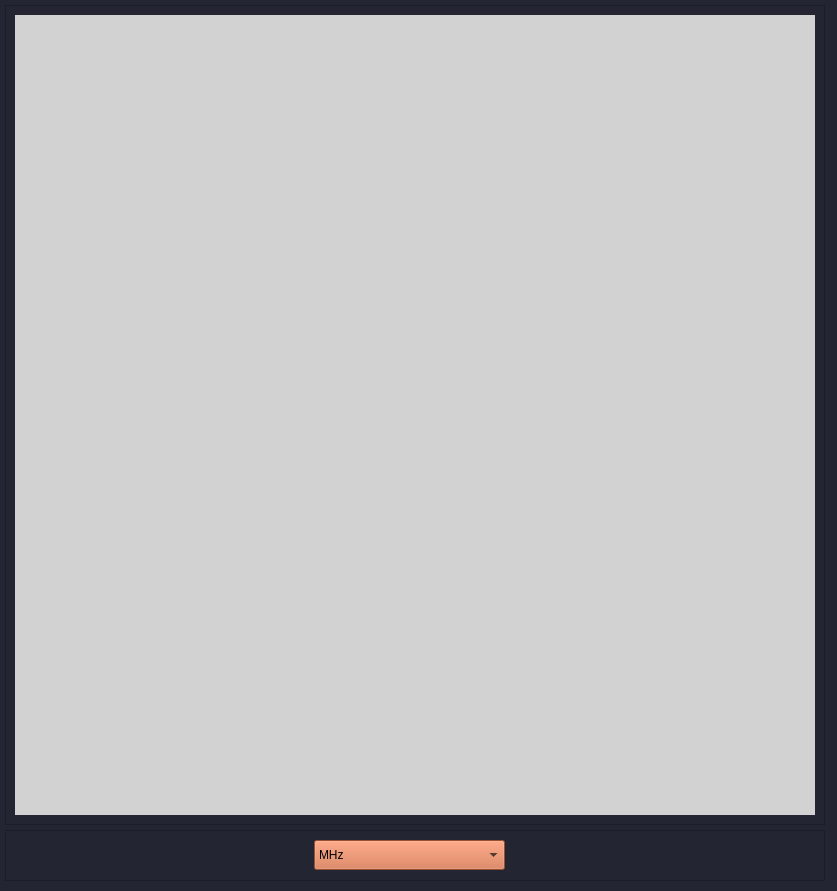
Azas1K/pokazuha, file qt/perehvat.ui: the form before one commit.
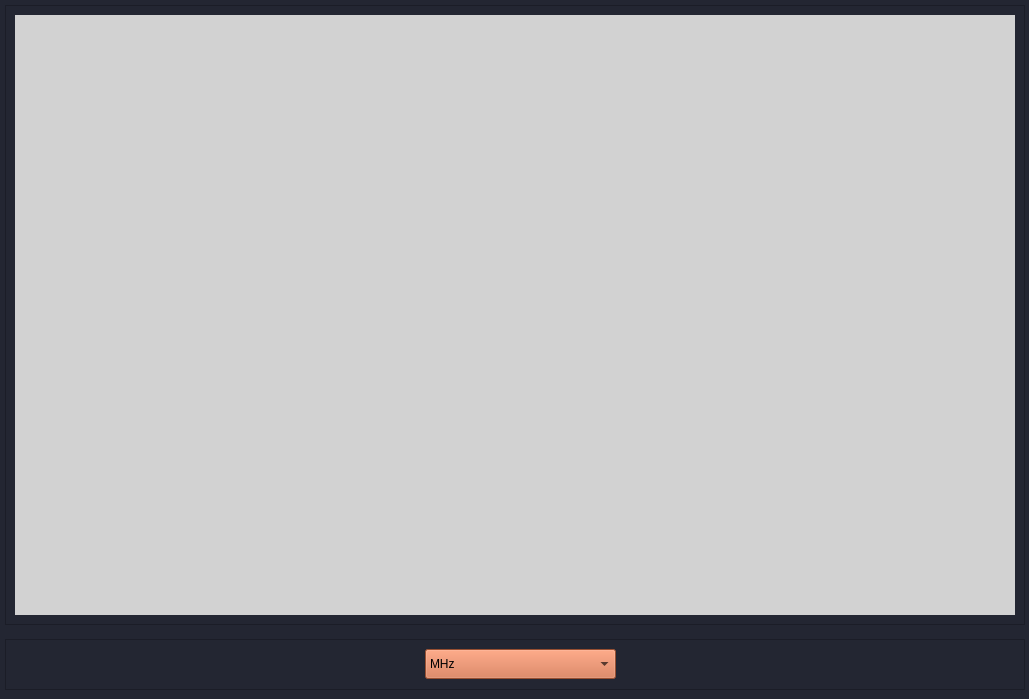
The form after the commit.

What changed in the file:
```diff
--- a/qt/perehvat.ui
+++ b/qt/perehvat.ui
@@ -6,8 +6,8 @@
    <rect>
     <x>0</x>
     <y>0</y>
-    <width>837</width>
-    <height>891</height>
+    <width>1029</width>
+    <height>699</height>
    </rect>
   </property>
   <property name="windowTitle">
@@ -21,8 +21,8 @@
     <rect>
      <x>5</x>
      <y>5</y>
-     <width>820</width>
-     <height>820</height>
+     <width>1020</width>
+     <height>620</height>
     </rect>
    </property>
    <property name="frameShape">
@@ -36,8 +36,8 @@
      <rect>
       <x>10</x>
       <y>10</y>
-      <width>800</width>
-      <height>800</height>
+      <width>1000</width>
+      <height>600</height>
      </rect>
     </property>
     <property name="styleSheet">
@@ -49,8 +49,8 @@
    <property name="geometry">
     <rect>
      <x>5</x>
-     <y>830</y>
-     <width>820</width>
+     <y>639</y>
+     <width>1020</width>
      <height>51</height>
     </rect>
    </property>
@@ -63,7 +63,7 @@
    <widget class="QComboBox" name="cb_diapozon">
     <property name="geometry">
      <rect>
-      <x>309</x>
+      <x>420</x>
       <y>10</y>
       <width>191</width>
       <height>30</height>
```
Left out of the diff: 25 changed lines with no effect on the pictures.
